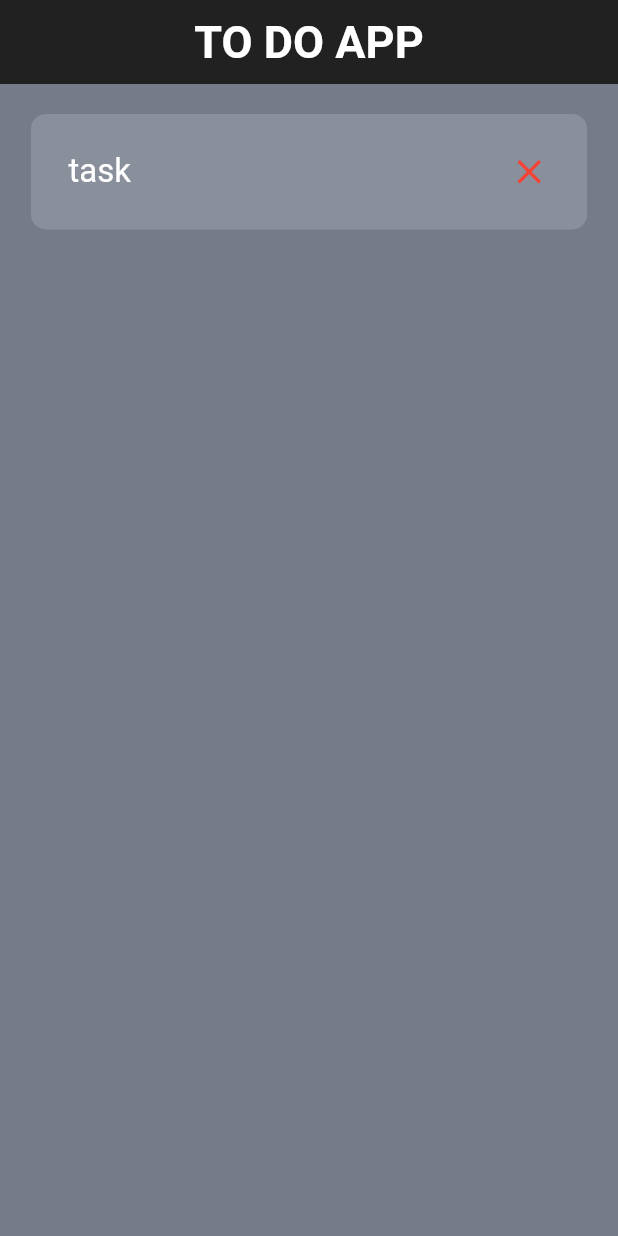
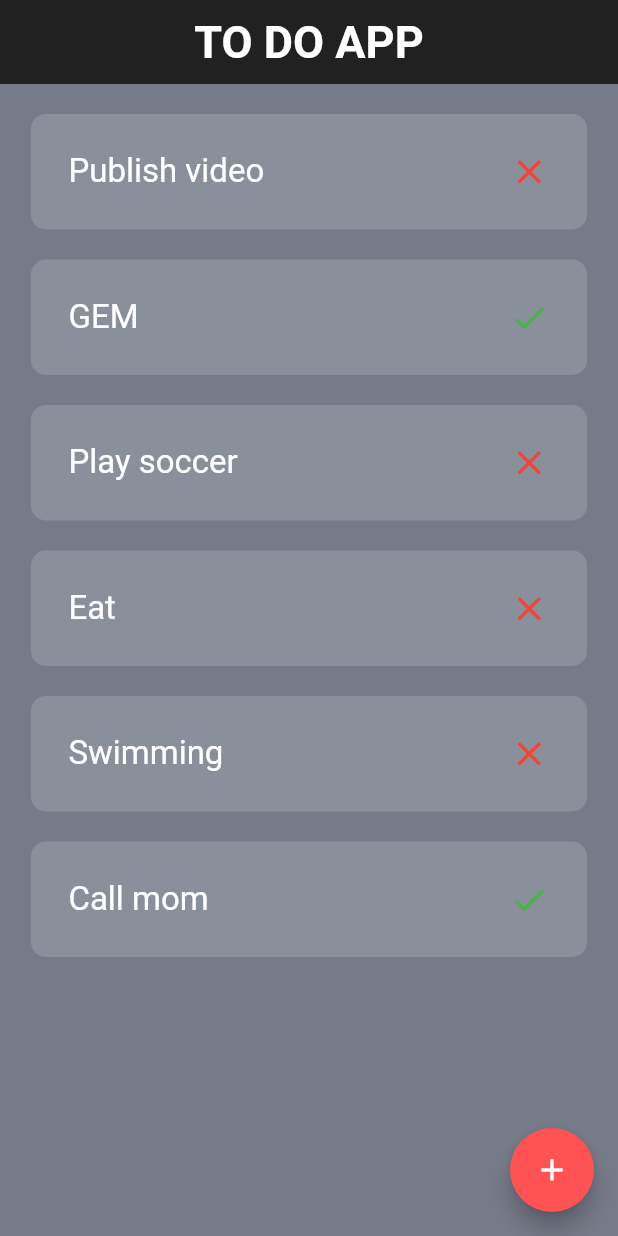
Before and after one commit to unesxavi/flutter_todo_app, a Flutter app: the screen it shows after launch, on a phone screen of 412 x 824 dp. Run offline on Flutter 3.47's test engine with Material 2 defaults, Android fonts, the phone set to English and light mode, and no system bars.

Commit message:
TAsk add new

```diff
--- a/analysis_options.yaml
+++ b/analysis_options.yaml
@@ -22,6 +22,7 @@ linter:
   # `// ignore_for_file: name_of_lint` syntax on the line or in the file
   # producing the lint.
   rules:
+    file_names: false
     # avoid_print: false  # Uncomment to disable the `avoid_print` rule
     # prefer_single_quotes: true  # Uncomment to enable the `prefer_single_quotes` rule
 
--- a/lib/main.dart
+++ b/lib/main.dart
@@ -29,7 +29,33 @@ class TodoApp extends StatefulWidget {
   State<TodoApp> createState() => _TodoAppState();
 }
 
+class Task {
+  String title;
+  bool status;
+
+  Task({required this.title, required this.status});
+}
+
 class _TodoAppState extends State<TodoApp> {
+  final taskController = TextEditingController();
+
+  List allTasks = [
+    Task(title: "Publish video", status: false),
+    Task(title: "GEM", status: true),
+    Task(title: "Play soccer", status: false),
+    Task(title: "Eat", status: false),
+    Task(title: "Swimming", status: false),
+    Task(title: "Call mom", status: true),
+  ];
+
+  addtaskFunction() {
+    setState(() {
+      if (taskController.text.isNotEmpty) {
+        allTasks.add(Task(title: taskController.text, status: false));
+      }
+    });
+  }
+
   @override
   Widget build(BuildContext context) {
     return SafeArea(
@@ -48,12 +74,69 @@ class _TodoAppState extends State<TodoApp> {
           centerTitle: true,
           backgroundColor: Colors.grey[900],
         ),
+        floatingActionButton: FloatingActionButton(
+          onPressed: () {
+            showModalBottomSheet(
+                context: context,
+                builder: (BuildContext context) {
+                  return Container(
+                    height: double.infinity,
+                    padding: const EdgeInsets.all(22),
+                    color: Colors.amber[100],
+                    child: Column(
+                      mainAxisAlignment: MainAxisAlignment.center,
+                      crossAxisAlignment: CrossAxisAlignment.center,
+                      children: [
+                        TextField(
+                          controller: taskController,
+                          maxLength: 22,
+                          decoration: InputDecoration(
+                            labelText: 'Add new task',
+                            suffixIcon: IconButton(
+                              icon: const Icon(Icons.clear),
+                              onPressed: () {
+                                taskController.clear();
+                              },
+                            ),
+                          ),
+                        ),
+                        TextButton(
+                          onPressed: () {
+                            addtaskFunction();
+                            taskController.clear();
+                            Navigator.pop(context);
+                          },
+                          child: const Text(
+                            'Add new task',
+                            style: TextStyle(
+                              fontSize: 22,
+                            ),
+                          ),
+                        )
+                      ],
+                    ),
+                  );
+                },
+                isScrollControlled: true);
+          },
+          backgroundColor: Colors.redAccent,
+          child: const Icon(
+            Icons.add,
+            color: Colors.white,
+          ),
+        ),
         body: SizedBox(
           width: double.infinity,
-          child: Column(
-            crossAxisAlignment: CrossAxisAlignment.center,
-            children: const [
-              TodoCard(),
+          child: ListView(
+            scrollDirection: Axis.vertical,
+            children: [
+              Column(
+                crossAxisAlignment: CrossAxisAlignment.center,
+                children: [
+                  ...allTasks.map((item) =>
+                      TodoCard(taskTitle: item.title, taskStatus: item.status)),
+                ],
+              ),
             ],
           ),
         ),
--- a/lib/widgets/todo-card.dart
+++ b/lib/widgets/todo-card.dart
@@ -1,7 +1,9 @@
 import 'package:flutter/material.dart';
 
 class TodoCard extends StatelessWidget {
-  const TodoCard({super.key});
+  final String taskTitle;
+  final bool taskStatus;
+  const TodoCard({super.key, required this.taskTitle, required this.taskStatus});
 
   @override
   Widget build(BuildContext context) {
@@ -16,18 +18,18 @@ class TodoCard extends StatelessWidget {
         ),
         child: Row(
           mainAxisAlignment: MainAxisAlignment.spaceBetween,
-          children: const [
+          children: [
             Text(
-              "task",
-              style: TextStyle(
+              taskTitle,
+              style: const TextStyle(
                 color: Colors.white,
                 fontSize: 22,
               ),
             ),
             Icon(
-              Icons.close,
+              (taskStatus) ? Icons.check : Icons.close,
               size: 27,
-              color: Colors.red,
+              color: (taskStatus) ? Colors.green : Colors.red,
             ),
           ],
         ),
```
